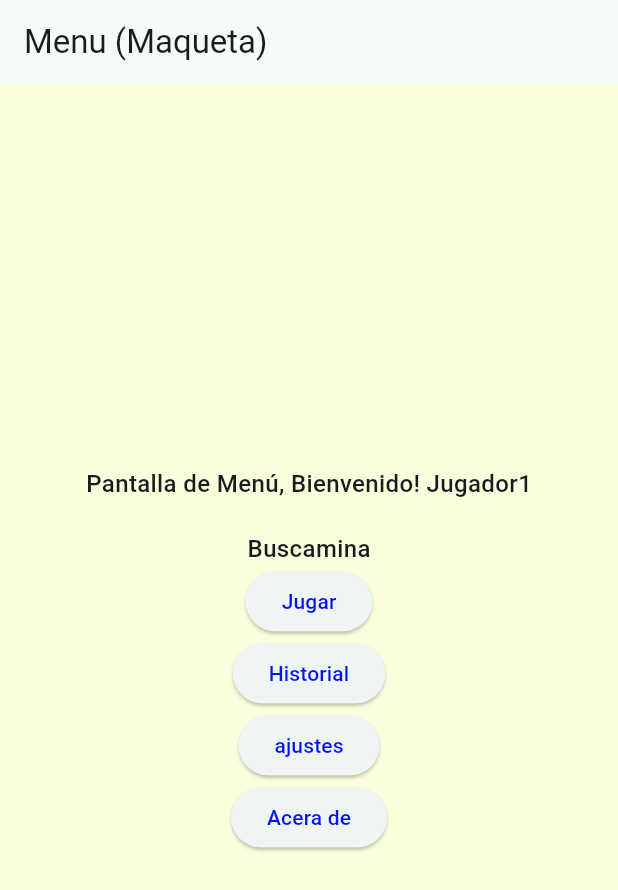
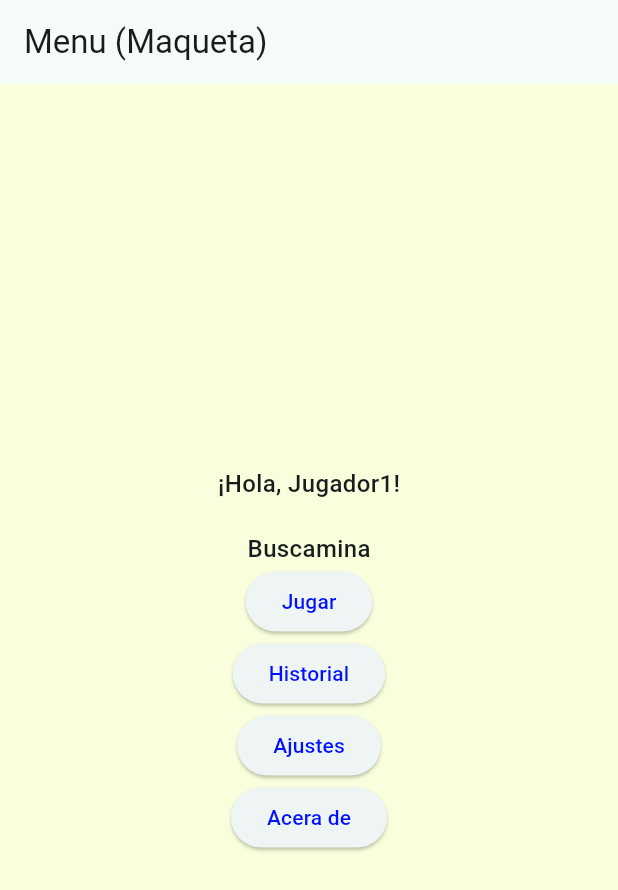
Before and after one commit to Kaelleon/3479A321_2024479025, a Flutter app: the screen it shows after launch, on a phone screen of 412 x 824 dp. Shown: the top 890 px of the screen. Run offline on Flutter 3.47's test engine with Material 3 defaults, Android fonts, the light colour scheme and no system bars; our stand-ins replace logger, shared_preferences.

Commit message:
evolución de estado

```diff
--- /dev/null
+++ b/lib/models/settings_view_model.dart
@@ -0,0 +1,25 @@
+import 'package:flutter/material.dart';
+import 'package:flutter_application_1/core/services/storage_service.dart';
+
+class SettingsViewModel extends ChangeNotifier
+{
+  String _username = '';
+  String _difficulty = 'Fácil';
+  String get username => _username;
+  String get difficulty => _difficulty;
+  // Propiedad Calculada Dinámicamente
+  int get gridSize => _difficulty == 'Fácil' ? 8 : (_difficulty == 'Medio' ? 10 : 12);
+  SettingsViewModel() { _loadSettings(); }
+
+  void _loadSettings()
+  {
+    _username = StorageService.getUsername();
+    _difficulty = StorageService.getDifficulty();
+  }
+
+  void refreshSettings()
+  {
+    _loadSettings();
+    notifyListeners();
+  }
+}
--- a/lib/ui/screens/menu_screen.dart
+++ b/lib/ui/screens/menu_screen.dart
@@ -1,5 +1,7 @@
 import 'package:flutter/material.dart';
 import 'package:flutter_application_1/core/services/storage_service.dart';
+import 'package:flutter_application_1/models/settings_view_model.dart';
+import 'package:provider/provider.dart';
 
 class MenuScreen extends StatelessWidget
 {
@@ -7,7 +9,7 @@ class MenuScreen extends StatelessWidget
   @override
   Widget build(BuildContext context)
   {
-    var username = StorageService.getUsername();
+    final settings = context.watch<SettingsViewModel>();
 
     return Scaffold
     (
@@ -19,7 +21,7 @@ class MenuScreen extends StatelessWidget
           mainAxisAlignment: MainAxisAlignment.center,
           children:
           [
-            Text('Pantalla de Menú, Bienvenido! $username'),
+            Text('¡Hola, ${settings.username}!'),
             SizedBox(height: 20),
             const Text('Buscamina'),
             ElevatedButton
@@ -35,8 +37,15 @@ class MenuScreen extends StatelessWidget
             ),
             ElevatedButton
             (
-              onPressed: () => Navigator.pushNamed(context, '/settings'),
-              child: const Text('ajustes'),
+              onPressed: () async
+              {
+                await Navigator.pushNamed(context, '/settings');
+                if (context.mounted)
+                {
+                  context.read<SettingsViewModel>().refreshSettings();
+                }
+              },
+              child: const Text('Ajustes'),
             ),
             ElevatedButton
             (
--- a/lib/ui/screens/settings_screen.dart
+++ b/lib/ui/screens/settings_screen.dart
@@ -1,5 +1,7 @@
 import 'package:flutter/material.dart';
 import 'package:flutter_application_1/core/services/storage_service.dart';
+import 'package:flutter_application_1/models/settings_view_model.dart';
+import 'package:provider/provider.dart';
 
 class SettingsScreen extends StatefulWidget
 {
@@ -26,6 +28,9 @@ class _SettingsScreenState extends State<SettingsScreen>
   {
     await StorageService.saveUsername(_nameController.text);
     await StorageService.saveDifficulty(_selectedDifficulty);
+
+    context.read<SettingsViewModel>().refreshSettings();
+
     if (mounted)
     {
       ScaffoldMessenger.of(context).showSnackBar
```
Also changed, not shown: lib/main.dart (+12 -1 lines).
